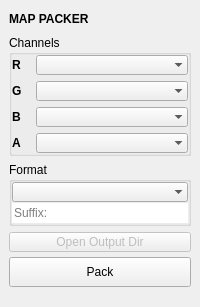
Qt form pythontk/img_utils/map_packer.ui (m3trik/pythontk) before a commit.
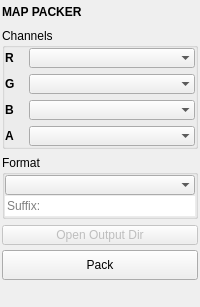
The same form after that commit. Custom widgets are drawn as their Qt base class.

Commit message: Update img_utils UI layouts; refresh CLAUDE.md and API registry

```diff
--- a/pythontk/img_utils/map_packer.ui
+++ b/pythontk/img_utils/map_packer.ui
@@ -30,6 +30,21 @@
     </size>
    </property>
    <layout class="QVBoxLayout" name="verticalLayout">
+    <property name="spacing">
+     <number>2</number>
+    </property>
+    <property name="leftMargin">
+     <number>2</number>
+    </property>
+    <property name="topMargin">
+     <number>2</number>
+    </property>
+    <property name="rightMargin">
+     <number>2</number>
+    </property>
+    <property name="bottomMargin">
+     <number>2</number>
+    </property>
     <item>
      <layout class="QVBoxLayout" name="main_layout">
       <property name="spacing">
```
The commit also changes 5 other files.
